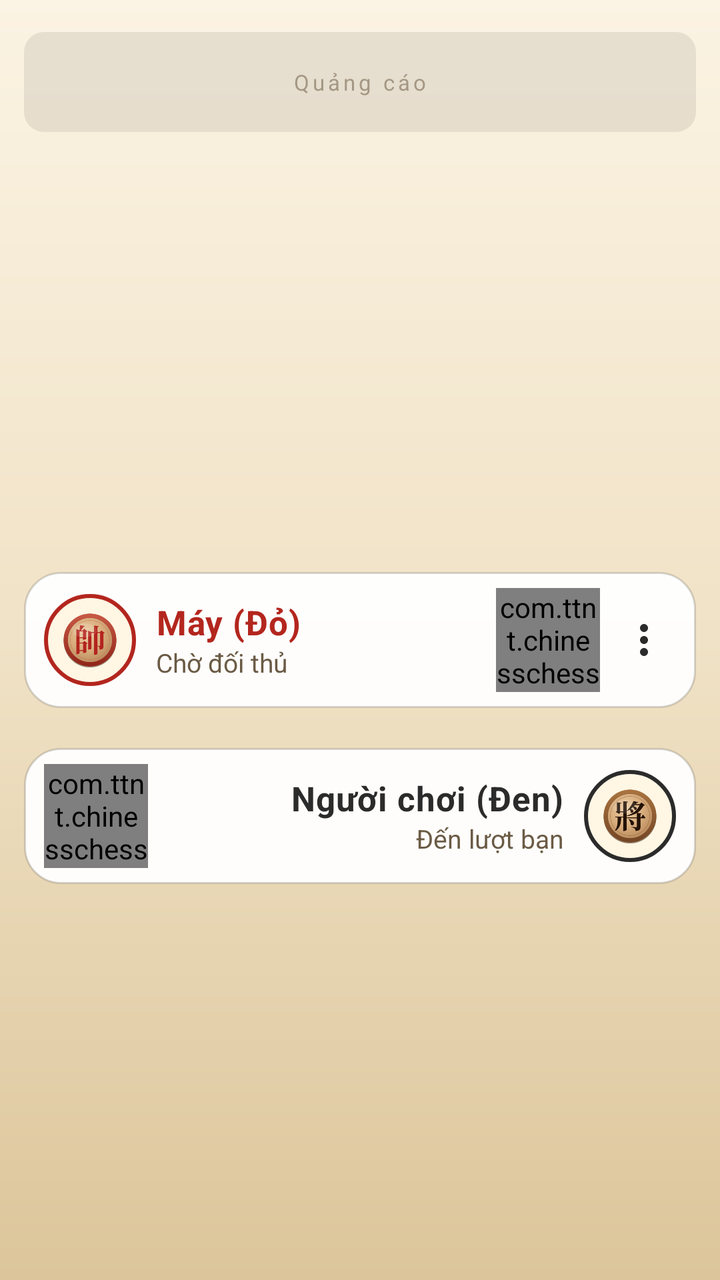
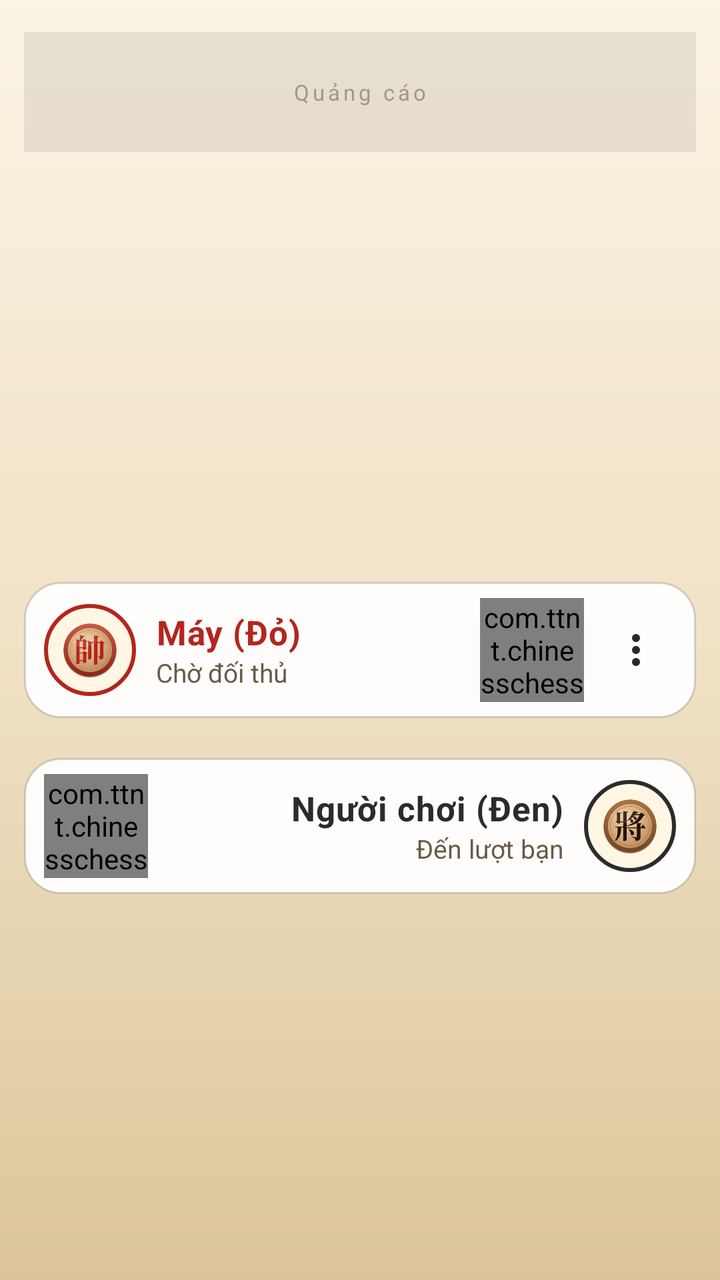

An Android layout rendered at two revisions. The XML below is the earlier revision; the diff shows what the commit changed to produce the second picture.
<!-- AndroidManifest.xml: application theme AppTheme -->
<!-- res/layout/game.xml -->
<LinearLayout xmlns:android="http://schemas.android.com/apk/res/android"
    xmlns:tools="http://schemas.android.com/tools"
    android:id="@+id/game_root"
    android:layout_width="match_parent"
    android:layout_height="match_parent"
    android:background="@drawable/bg_game"
    android:orientation="vertical">

    
    <FrameLayout
        android:id="@+id/ad_slot"
        android:layout_width="match_parent"
        android:layout_height="@dimen/ad_banner_height"
        android:layout_marginStart="12dp"
        android:layout_marginTop="16dp"
        android:layout_marginEnd="12dp"
        android:layout_marginBottom="24dp"
        android:background="@drawable/bg_ad_slot">

        <TextView
            android:id="@+id/ad_placeholder"
            android:layout_width="match_parent"
            android:layout_height="match_parent"
            android:gravity="center"
            android:letterSpacing="0.15"
            android:text="@string/ad_placeholder"
            android:textColor="@color/adPlaceholderText"
            android:textSize="11sp" />
    </FrameLayout>

    <View
        android:layout_width="match_parent"
        android:layout_height="0dp"
        android:layout_weight="1" />

    
    <LinearLayout
        android:id="@+id/computer_side"
        android:layout_width="match_parent"
        android:layout_height="wrap_content"
        android:layout_marginStart="12dp"
        android:layout_marginTop="10dp"
        android:layout_marginEnd="12dp"
        android:background="@drawable/bg_side_card"
        android:elevation="3dp"
        android:gravity="center_vertical"
        android:orientation="horizontal"
        android:paddingStart="10dp"
        android:paddingTop="8dp"
        android:paddingEnd="6dp"
        android:paddingBottom="8dp">

        <ImageView
            android:layout_width="46dp"
            android:layout_height="46dp"
            android:background="@drawable/bg_avatar_red"
            android:padding="5dp"
            android:src="@drawable/red_tuong"
            tools:ignore="ContentDescription" />

        <LinearLayout
            android:layout_width="0dp"
            android:layout_height="wrap_content"
            android:layout_marginStart="10dp"
            android:layout_weight="1"
            android:gravity="start"
            android:orientation="vertical">

            <TextView
                android:id="@+id/computer_name"
                android:layout_width="wrap_content"
                android:layout_height="wrap_content"
                android:letterSpacing="0.02"
                android:text="@string/computer_label"
                android:textColor="@color/sideRed"
                android:textSize="17sp"
                android:textStyle="bold" />

            <TextView
                android:id="@+id/computer_status"
                android:layout_width="wrap_content"
                android:layout_height="wrap_content"
                android:text="@string/status_waiting"
                android:textColor="@color/textMuted"
                android:textSize="13sp" />
        </LinearLayout>

        <com.ttnt.chinesschess.game.TurnTimerView
            android:id="@+id/computer_timer"
            android:layout_width="52dp"
            android:layout_height="52dp" />

        <ImageButton
            android:id="@+id/menu_button"
            android:layout_width="40dp"
            android:layout_height="40dp"
            android:layout_marginStart="2dp"
            android:background="@drawable/bg_icon_button"
            android:contentDescription="@string/menu_label"
            android:padding="8dp"
            android:src="@drawable/ic_more_vert" />
    </LinearLayout>

    <LinearLayout
        android:id="@+id/layout"
        android:layout_width="match_parent"
        android:layout_height="wrap_content"
        android:gravity="center"
        android:orientation="vertical"
        android:paddingStart="8dp"
        android:paddingTop="10dp"
        android:paddingEnd="8dp"
        android:paddingBottom="10dp" />

    
    <LinearLayout
        android:id="@+id/player_side"
        android:layout_width="match_parent"
        android:layout_height="wrap_content"
        android:layout_marginStart="12dp"
        android:layout_marginEnd="12dp"
        android:layout_marginBottom="12dp"
        android:background="@drawable/bg_side_card"
        android:elevation="3dp"
        android:gravity="center_vertical"
        android:orientation="horizontal"
        android:paddingStart="10dp"
        android:paddingTop="8dp"
        android:paddingEnd="10dp"
        android:paddingBottom="8dp">

        <com.ttnt.chinesschess.game.TurnTimerView
            android:id="@+id/player_timer"
            android:layout_width="52dp"
            android:layout_height="52dp" />

        <LinearLayout
            android:layout_width="0dp"
            android:layout_height="wrap_content"
            android:layout_marginStart="10dp"
            android:layout_marginEnd="10dp"
            android:layout_weight="1"
            android:gravity="end"
            android:orientation="vertical">

            <TextView
                android:id="@+id/player_name"
                android:layout_width="wrap_content"
                android:layout_height="wrap_content"
                android:letterSpacing="0.02"
                android:text="@string/player_label"
                android:textColor="@color/sideBlack"
                android:textSize="17sp"
                android:textStyle="bold" />

            <TextView
                android:id="@+id/player_status"
                android:layout_width="wrap_content"
                android:layout_height="wrap_content"
                android:text="@string/status_your_turn"
                android:textColor="@color/textMuted"
                android:textSize="13sp" />
        </LinearLayout>

        <ImageView
            android:layout_width="46dp"
            android:layout_height="46dp"
            android:background="@drawable/bg_avatar_black"
            android:padding="5dp"
            android:src="@drawable/black_tuong"
            tools:ignore="ContentDescription" />
    </LinearLayout>

    <View
        android:layout_width="match_parent"
        android:layout_height="0dp"
        android:layout_weight="1" />

</LinearLayout>
<!-- resources referenced by this layout -->
<resources>
  <color name="adPlaceholderText">#8A6B5B45</color>
  <color name="sideBlack">#2B2B2B</color>
  <color name="sideRed">#B3261E</color>
  <color name="textMuted">#6B5B45</color>
  <dimen name="ad_banner_height">50dp</dimen>
  <!-- drawable bg_ad_slot (drawable) -->
  <?xml version="1.0" encoding="utf-8"?>
  <shape xmlns:android="http://schemas.android.com/apk/res/android"
      android:shape="rectangle">
      <solid android:color="@color/adBackground" />
      <corners android:radius="10dp" />
  </shape>
  <!-- drawable bg_avatar_black (drawable) -->
  <?xml version="1.0" encoding="utf-8"?>
  <shape xmlns:android="http://schemas.android.com/apk/res/android"
      android:shape="oval">
      <solid android:color="@color/avatarFill" />
      <stroke
          android:width="2dp"
          android:color="@color/sideBlack" />
  </shape>
  <!-- drawable bg_avatar_red (drawable) -->
  <?xml version="1.0" encoding="utf-8"?>
  <shape xmlns:android="http://schemas.android.com/apk/res/android"
      android:shape="oval">
      <solid android:color="@color/avatarFill" />
      <stroke
          android:width="2dp"
          android:color="@color/sideRed" />
  </shape>
  <!-- drawable bg_icon_button (drawable) -->
  <?xml version="1.0" encoding="utf-8"?>
  <ripple xmlns:android="http://schemas.android.com/apk/res/android"
      android:color="@color/cardStroke">
      <item android:id="@android:id/mask">
          <shape android:shape="oval">
              <solid android:color="@color/gold" />
          </shape>
      </item>
  </ripple>
  <!-- drawable bg_side_card (drawable) -->
  <?xml version="1.0" encoding="utf-8"?>
  <selector xmlns:android="http://schemas.android.com/apk/res/android">
      <item
          android:drawable="@drawable/bg_side_card_active"
          android:state_activated="true" />
      <item android:drawable="@drawable/bg_side_card_idle" />
  </selector>
  <string name="ad_placeholder">Quảng cáo</string>
  <string name="computer_label">Máy (Đỏ)</string>
  <string name="menu_label">Menu</string>
  <string name="player_label">Người chơi (Đen)</string>
  <string name="status_waiting">Chờ đối thủ</string>
  <string name="status_your_turn">Đến lượt bạn</string>
  <style name="AppTheme" parent="Theme.AppCompat.Light.NoActionBar">
          <item name="colorPrimary">@color/colorPrimary</item>
          <item name="colorPrimaryDark">@color/colorPrimaryDark</item>
          <item name="colorAccent">@color/colorAccent</item>
      </style>
  <color name="adBackground">#14000000</color>
  <color name="avatarFill">#FFF6E4</color>
  <color name="bgMid">#F0E2C6</color>
  <color name="bgBottom">#DCC59A</color>
  <color name="bgTop">#FBF3E3</color>
  <color name="cardStroke">#26000000</color>
  <color name="gold">#C7A24A</color>
  <!-- drawable bg_side_card_active (drawable) -->
  <?xml version="1.0" encoding="utf-8"?>
  <shape xmlns:android="http://schemas.android.com/apk/res/android"
      android:shape="rectangle">
      <solid android:color="@color/cardActive" />
      <stroke
          android:width="2dp"
          android:color="@color/gold" />
      <corners android:radius="18dp" />
  </shape>
  <!-- drawable bg_side_card_idle (drawable) -->
  <?xml version="1.0" encoding="utf-8"?>
  <shape xmlns:android="http://schemas.android.com/apk/res/android"
      android:shape="rectangle">
      <solid android:color="@color/cardIdle" />
      <stroke
          android:width="1dp"
          android:color="@color/cardStroke" />
      <corners android:radius="18dp" />
  </shape>
  <color name="colorPrimary">#3F51B5</color>
  <color name="colorPrimaryDark">#303F9F</color>
  <color name="colorAccent">#FF4081</color>
  <color name="cardActive">#FFFDF6</color>
  <color name="cardIdle">#F2FFFFFF</color>
  <!-- unchanged entries left out for length: 4 -->
</resources>

<!-- the commit's change to res/layout/game.xml (unified diff, before → after) -->
@@ -92,8 +92,8 @@
 
         <ImageButton
             android:id="@+id/menu_button"
-            android:layout_width="40dp"
-            android:layout_height="40dp"
+            android:layout_width="48dp"
+            android:layout_height="48dp"
             android:layout_marginStart="2dp"
             android:background="@drawable/bg_icon_button"
             android:contentDescription="@string/menu_label"
<!-- resource entries referenced after the edit -->
@@ -4,13 +4,12 @@
   <color name="sideBlack">#2B2B2B</color>
   <color name="sideRed">#B3261E</color>
   <color name="textMuted">#6B5B45</color>
-  <dimen name="ad_banner_height">50dp</dimen>
+  <dimen name="ad_banner_height">60dp</dimen>
   <!-- drawable bg_ad_slot (drawable) -->
   <?xml version="1.0" encoding="utf-8"?>
   <shape xmlns:android="http://schemas.android.com/apk/res/android"
       android:shape="rectangle">
       <solid android:color="@color/adBackground" />
-      <corners android:radius="10dp" />
   </shape>
   <!-- drawable bg_avatar_black (drawable) -->
   <?xml version="1.0" encoding="utf-8"?>
